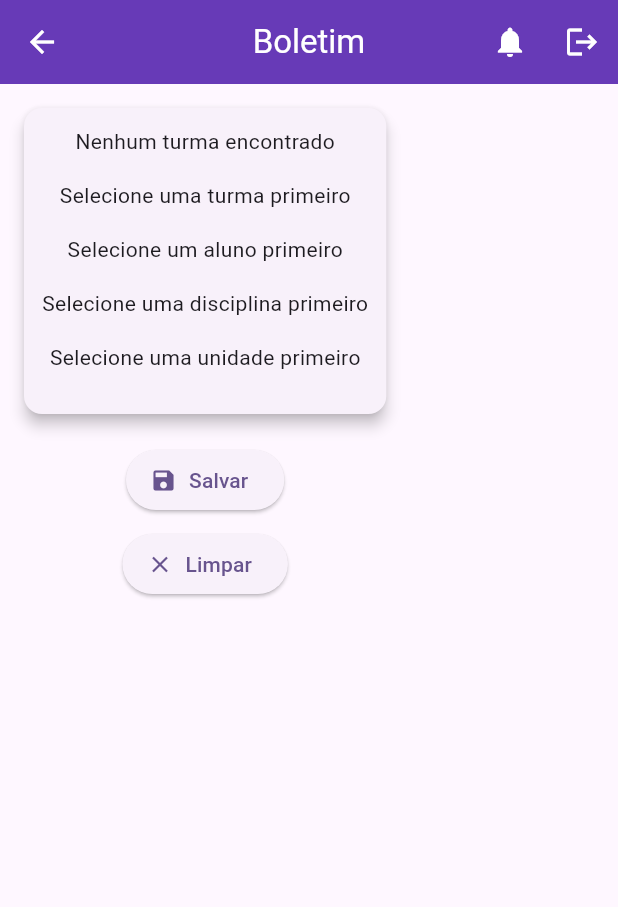
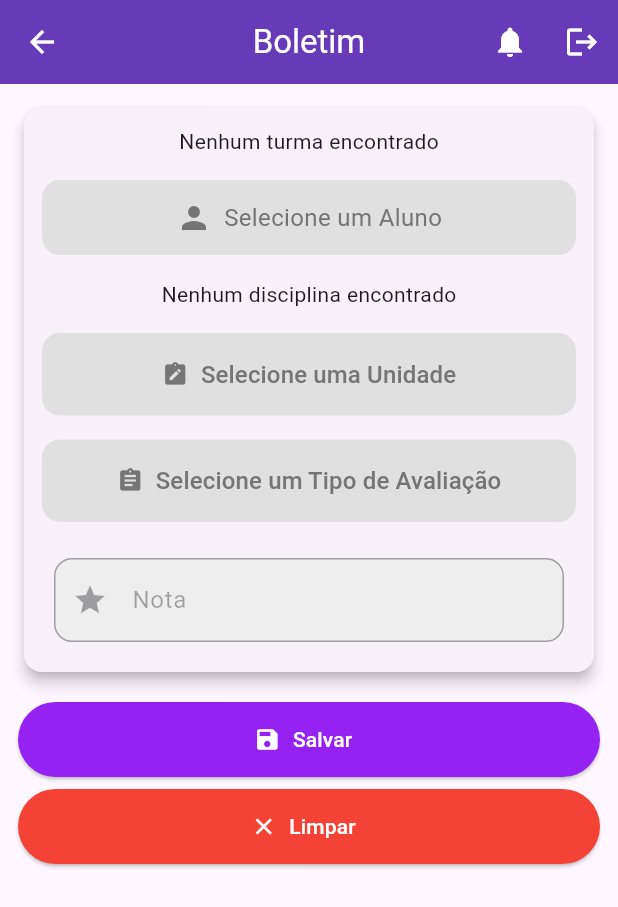
Before and after one commit to ianpage08/portal_do_aluno_flutter, a Flutter app: the BoletimAddNotaPage screen opened by its route, on a phone screen of 412 x 824 dp. Shown: the top 907 px of the screen. Run offline on Flutter 3.47's test engine with Material 3 defaults, Android fonts, the phone set to English and light mode, and no system bars; our stand-ins replace cloud_firestore, firebase_core, printing, table_calendar; missing offline and left inert: bcrypt; accounts and stored records are empty.

Commit message:
style da pagina

```diff
--- a/portal_do_aluno/lib/admin/presentation/pages/admin_dashboard.dart
+++ b/portal_do_aluno/lib/admin/presentation/pages/admin_dashboard.dart
@@ -15,7 +15,7 @@ class AdminDashboard extends StatelessWidget {
         ModalRoute.of(context)?.settings.arguments as Map<String, dynamic>?;
     if (argumentos == null || argumentos['user'] == null) {
       return const Scaffold(
-        body: Center(child: Text('Dados do usuário não encontrados')),
+        body: Center(child: Text('Dados do ussuário não encontrados')),
       );
     }
 
@@ -101,8 +101,8 @@ class AdminDashboard extends StatelessWidget {
                   }),
                   _buildMenuCard(
                     context,
-                    Icons.ad_units_outlined,
-                    'Conteudo etc',
+                    Icons.menu_book,
+                    'Conteúdo da Aula',
                     () {
                       NavigatorService.navigateTo(RouteNames.addOqueFoiDado);
                     },
--- a/portal_do_aluno/lib/admin/presentation/pages/boletim_page.dart
+++ b/portal_do_aluno/lib/admin/presentation/pages/boletim_page.dart
@@ -17,7 +17,7 @@ class _BoletimAddNotaPageState extends State<BoletimAddNotaPage> {
   final TextEditingController _notaController = TextEditingController();
 
   // IDs e nomes selecionados
-  String? turmaId; // aqui vai ser o classId
+  String? turmaId;
   String? turmaNome;
 
   String? alunoId;
@@ -83,7 +83,6 @@ class _BoletimAddNotaPageState extends State<BoletimAddNotaPage> {
     final boletimService = BoletimService();
 
     try {
-      // 🔹 Salva ou atualiza a nota centralizando a lógica no service
       await boletimService.salvarOuAtualizarNota(
         alunoId: alunoId!,
         matriculaId: turmaId!,
@@ -98,14 +97,12 @@ class _BoletimAddNotaPageState extends State<BoletimAddNotaPage> {
         context,
       ).showSnackBar(const SnackBar(content: Text('Nota salva com sucesso!')));
 
-      // Limpa campos
       _notaController.clear();
       setState(() {
         unidadeSelecionada = null;
         tipoDeNota = null;
       });
     } catch (e) {
-      print(e);
       ScaffoldMessenger.of(
         context,
       ).showSnackBar(SnackBar(content: Text('Erro ao salvar nota: $e')));
@@ -121,12 +118,14 @@ class _BoletimAddNotaPageState extends State<BoletimAddNotaPage> {
     required void Function(String id, String nome) onSelected,
     IconData? icon,
     Map<String, String>? camposNome,
+    bool habilitado = true,
   }) {
     return StreamBuilder<QuerySnapshot<Map<String, dynamic>>>(
       stream: stream,
       builder: (context, snapshot) {
-        if (!snapshot.hasData)
-          return Center(child: const CircularProgressIndicator());
+        if (!snapshot.hasData) {
+          return const Center(child: CircularProgressIndicator());
+        }
 
         final docs = snapshot.data!.docs;
         if (docs.isEmpty) return Text('Nenhum $tipo encontrado');
@@ -134,20 +133,26 @@ class _BoletimAddNotaPageState extends State<BoletimAddNotaPage> {
         return SizedBox(
           width: double.infinity,
           child: TextButton.icon(
-            icon: Icon(icon ?? Icons.arrow_drop_down),
+            icon: Icon(
+              icon ?? Icons.arrow_drop_down,
+              color: habilitado ? Colors.white : Colors.grey[600],
+            ),
             label: Text(
               selecionado ?? titulo,
-              style: const TextStyle(fontSize: 16),
+              style: TextStyle(
+                fontSize: 16,
+                color: habilitado ? Colors.white : Colors.grey[600],
+              ),
             ),
             style: TextButton.styleFrom(
-              backgroundColor: Colors.blue,
-              foregroundColor: Colors.white,
+              backgroundColor: habilitado ? Colors.blue : Colors.grey[300],
               padding: const EdgeInsets.symmetric(vertical: 16),
               shape: RoundedRectangleBorder(
                 borderRadius: BorderRadius.circular(12),
               ),
             ),
-            onPressed: () {
+            onPressed: habilitado
+                ? () {
                     showModalBottomSheet(
                       context: context,
                       builder: (context) => ListView(
@@ -160,13 +165,15 @@ class _BoletimAddNotaPageState extends State<BoletimAddNotaPage> {
                             case 'turma':
                               nome =
                                   '${data['serie'] ?? 'Turma sem série'} - ${data['turno'] ?? ''}';
-                        if (data.containsKey('classId')) id = data['classId'];
+                              if (data.containsKey('classId'))
+                                id = data['classId'];
                               break;
                             case 'aluno':
                               if (camposNome != null && camposNome.isNotEmpty) {
                                 final nivel1 = camposNome.keys.first;
                                 final nivel2 = camposNome.values.first;
-                          nome = data[nivel1]?[nivel2] ?? 'Aluno sem nome';
+                                nome =
+                                    data[nivel1]?[nivel2] ?? 'Aluno sem nome';
                               } else {
                                 nome = 'Aluno sem nome';
                               }
@@ -191,7 +198,8 @@ class _BoletimAddNotaPageState extends State<BoletimAddNotaPage> {
                         }).toList(),
                       ),
                     );
-            },
+                  }
+                : null,
           ),
         );
       },
@@ -199,7 +207,7 @@ class _BoletimAddNotaPageState extends State<BoletimAddNotaPage> {
   }
 
   // -------- Campo de Nota --------
-  Widget campoNota() {
+  Widget campoNota({bool habilitado = true}) {
     return Padding(
       padding: const EdgeInsets.all(8.0),
       child: TextFormField(
@@ -210,8 +218,11 @@ class _BoletimAddNotaPageState extends State<BoletimAddNotaPage> {
           hintText: 'Ex: 8.5',
           prefixIcon: const Icon(Icons.grade),
           border: OutlineInputBorder(borderRadius: BorderRadius.circular(12)),
+          filled: true,
+          fillColor: habilitado ? Colors.white : Colors.grey[200],
         ),
         keyboardType: TextInputType.number,
+        enabled: habilitado,
       ),
     );
   }
@@ -223,24 +234,28 @@ class _BoletimAddNotaPageState extends State<BoletimAddNotaPage> {
     required String titulo,
     required IconData icon,
     required void Function(String valor) onSelected,
+    bool habilitado = true,
   }) {
     return SizedBox(
       width: double.infinity,
       child: TextButton.icon(
-        icon: Icon(icon),
+        icon: Icon(icon, color: habilitado ? Colors.white : Colors.grey[600]),
         label: Text(
           selecionado ?? titulo,
-          style: const TextStyle(fontSize: 16),
+          style: TextStyle(
+            fontSize: 16,
+            color: habilitado ? Colors.white : Colors.grey[600],
+          ),
         ),
         style: TextButton.styleFrom(
-          backgroundColor: Colors.blue,
-          foregroundColor: Colors.white,
+          backgroundColor: habilitado ? Colors.blue : Colors.grey[300],
           padding: const EdgeInsets.symmetric(vertical: 16),
           shape: RoundedRectangleBorder(
             borderRadius: BorderRadius.circular(12),
           ),
         ),
-        onPressed: () {
+        onPressed: habilitado
+            ? () {
                 showModalBottomSheet(
                   context: context,
                   builder: (context) => ListView(
@@ -255,7 +270,8 @@ class _BoletimAddNotaPageState extends State<BoletimAddNotaPage> {
                     }).toList(),
                   ),
                 );
-        },
+              }
+            : null,
       ),
     );
   }
@@ -297,12 +313,13 @@ class _BoletimAddNotaPageState extends State<BoletimAddNotaPage> {
                               tipoDeNota = null;
                             });
                           },
+                          habilitado: true,
                         ),
                         const SizedBox(height: 16),
 
                         // 🔹 Aluno
-                        if (turmaId != null)
-                          streamDropdown(
+                        turmaId != null
+                            ? streamDropdown(
                                 tipo: 'aluno',
                                 titulo: 'Selecione um Aluno',
                                 stream: getAlunos(turmaId!),
@@ -316,12 +333,43 @@ class _BoletimAddNotaPageState extends State<BoletimAddNotaPage> {
                                   });
                                 },
                               )
-                        else
-                          const Text('Selecione uma turma primeiro'),
+                            : SizedBox(
+                                width: double.infinity,
+                                height: 50,
+                                child: Container(
+                                  padding: const EdgeInsets.symmetric(
+                                    horizontal: 16,
+                                  ),
+                                  decoration: BoxDecoration(
+                                    color:
+                                        Colors.grey[300], // fundo desabilitado
+                                    borderRadius: BorderRadius.circular(12),
+
+                                  ),
+                                  child: Row(
+                                    mainAxisAlignment: MainAxisAlignment.center,
+                                    children: [
+                                      Icon(
+                                        Icons.person,
+                                        color: Colors.grey[600],
+                                      ),
+                                      const SizedBox(width: 8),
+                                      Text(
+                                        'Selecione um Aluno',
+                                        style: TextStyle(
+                                          color: Colors
+                                              .grey[600], // texto desabilitado
+                                          fontSize: 16,
+                                        ),
+                                      ),
+                                    ],
+                                  ),
+                                ),
+                              ),
+
                         const SizedBox(height: 16),
 
                         // 🔹 Disciplina
-                        if (alunoId != null)
                         streamDropdown(
                           tipo: 'disciplina',
                           titulo: 'Selecione uma Disciplina',
@@ -334,13 +382,11 @@ class _BoletimAddNotaPageState extends State<BoletimAddNotaPage> {
                               disciplinaNome = nome;
                             });
                           },
-                          )
-                        else
-                          const Text('Selecione um aluno primeiro'),
+                          habilitado: alunoId != null,
+                        ),
                         const SizedBox(height: 16),
 
                         // 🔹 Unidade
-                        if (disciplinaId != null)
                         fixedDropdown(
                           itens: unidades,
                           selecionado: unidadeSelecionada,
@@ -351,13 +397,11 @@ class _BoletimAddNotaPageState extends State<BoletimAddNotaPage> {
                               unidadeSelecionada = valor;
                             });
                           },
-                          )
-                        else
-                          const Text('Selecione uma disciplina primeiro'),
+                          habilitado: disciplinaId != null,
+                        ),
                         const SizedBox(height: 16),
 
                         // 🔹 Tipo de Avaliação
-                        if (unidadeSelecionada != null)
                         fixedDropdown(
                           itens: tiposDeAvaliacao,
                           selecionado: tipoDeNota,
@@ -368,13 +412,12 @@ class _BoletimAddNotaPageState extends State<BoletimAddNotaPage> {
                               tipoDeNota = valor;
                             });
                           },
-                          )
-                        else
-                          const Text('Selecione uma unidade primeiro'),
+                          habilitado: unidadeSelecionada != null,
+                        ),
                         const SizedBox(height: 16),
 
                         // 🔹 Nota
-                        if (tipoDeNota != null) campoNota(),
+                        campoNota(habilitado: tipoDeNota != null),
                       ],
                     ),
                   ),
@@ -382,15 +425,30 @@ class _BoletimAddNotaPageState extends State<BoletimAddNotaPage> {
                 const SizedBox(height: 16),
 
                 // 🔹 Botão Salvar
-                ElevatedButton.icon(
+                SizedBox(
+                  width: double.infinity,
+                  height: 50,
+                  child: ElevatedButton.icon(
+                    style: ElevatedButton.styleFrom(
+                      backgroundColor: const Color.fromARGB(255, 149, 33, 243),
+                      foregroundColor: Colors.white,
+                    ),
                     icon: const Icon(Icons.save),
                     label: const Text('Salvar'),
                     onPressed: salvarBoletim,
                   ),
+                ),
                 const SizedBox(height: 8),
 
                 // 🔹 Botão Limpar
-                ElevatedButton.icon(
+                SizedBox(
+                  width: double.infinity,
+                  height: 50,
+                  child: ElevatedButton.icon(
+                    style: ElevatedButton.styleFrom(
+                      backgroundColor: Colors.red,
+                      foregroundColor: Colors.white,
+                    ),
                     icon: const Icon(Icons.clear),
                     label: const Text('Limpar'),
                     onPressed: () {
@@ -405,8 +463,8 @@ class _BoletimAddNotaPageState extends State<BoletimAddNotaPage> {
                         tipoDeNota = null;
                         _notaController.clear();
                       });
-                    print('Formulário limpo!');
                     },
+                  ),
                 ),
               ],
             ),
```
Also changed, not shown: portal_do_aluno/lib/teacher/presentation/pages/teacher_dashboard.dart (+33 -15 lines). Lines whose indentation alone changed are shown as unchanged.
